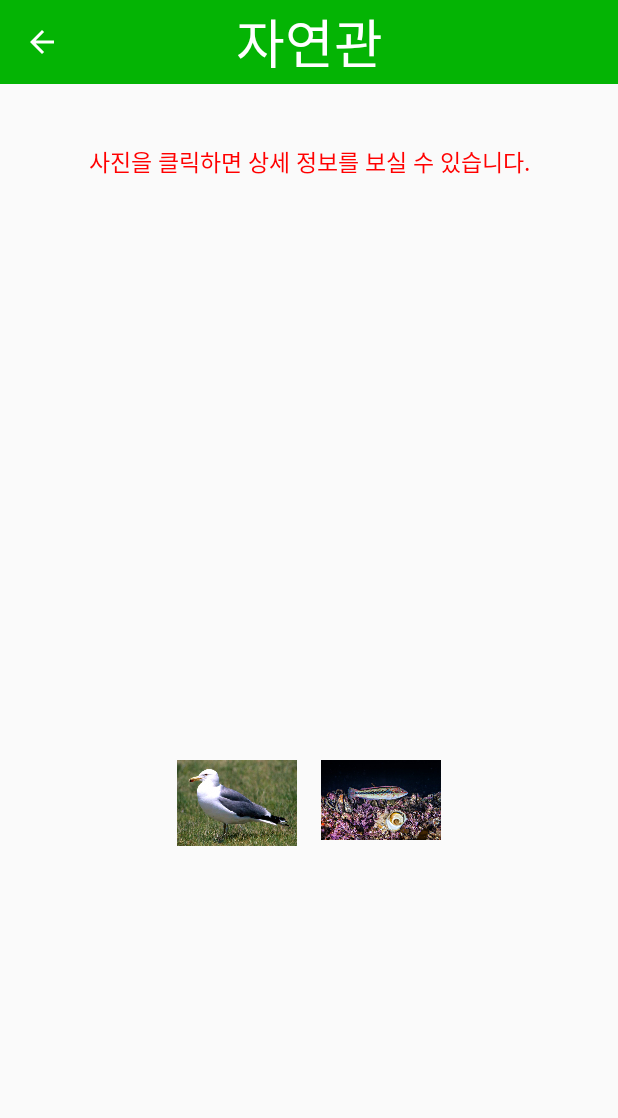
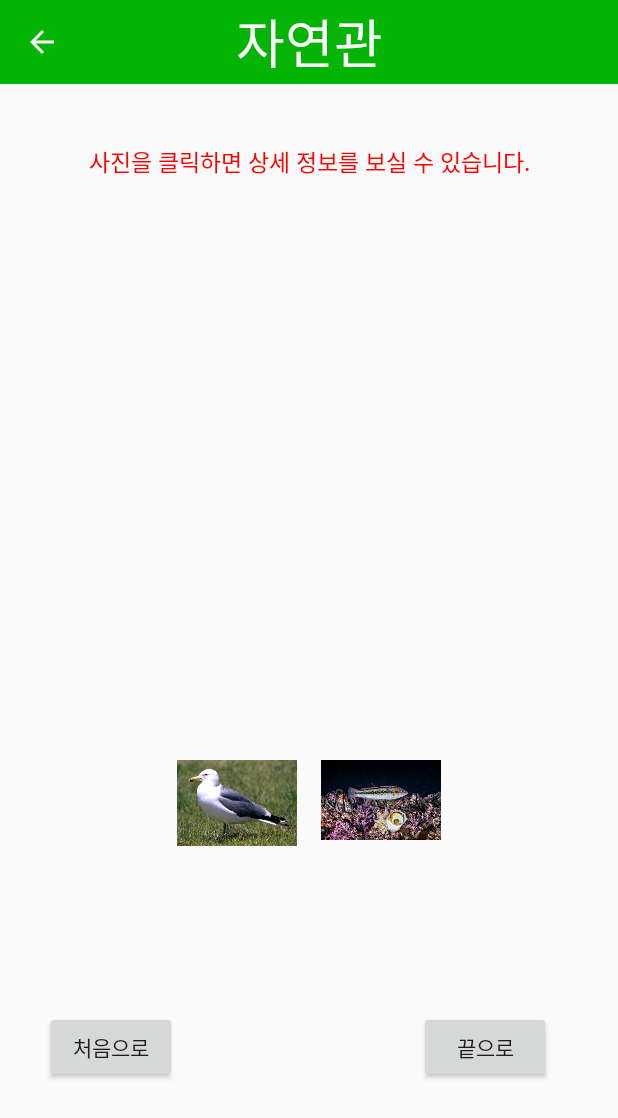
Before and after one commit to JackAhn/AllNewDokdo, an Android app: the NatureActivity screen opened directly, with no data from a screen before it, on a phone screen of 412 x 824 dp. Shown: the top 1118 px of the screen. Run offline under Robolectric (Android 15) with nearby library versions, the phone set to English and light mode, and no system bars.

Commit message:
Modify nature

```diff
--- a/app/src/main/res/layout/activity_nature.xml
+++ b/app/src/main/res/layout/activity_nature.xml
@@ -85,4 +85,33 @@
         app:layout_constraintStart_toStartOf="parent"
         app:layout_constraintTop_toBottomOf="@+id/natureBigimg" />
 
+    <Button
+        android:id="@+id/beforebtn"
+        android:layout_width="wrap_content"
+        android:layout_height="wrap_content"
+        android:layout_marginStart="30dp"
+        android:layout_marginTop="8dp"
+        android:layout_marginBottom="8dp"
+        android:text="처음으로"
+        android:onClick="onClickBefore"
+        app:layout_constraintBottom_toBottomOf="parent"
+        app:layout_constraintStart_toStartOf="parent"
+        app:layout_constraintTop_toBottomOf="@+id/natureRecycle" />
+
+    <Button
+        android:id="@+id/lastbtn"
+        android:layout_width="wrap_content"
+        android:layout_height="wrap_content"
+        android:layout_marginStart="30dp"
+        android:layout_marginTop="8dp"
+        android:layout_marginEnd="30dp"
+        android:layout_marginBottom="8dp"
+        android:text="끝으로"
+        android:onClick="onClickLast"
+        app:layout_constraintBottom_toBottomOf="parent"
+        app:layout_constraintEnd_toEndOf="parent"
+        app:layout_constraintHorizontal_bias="0.9"
+        app:layout_constraintStart_toEndOf="@+id/beforebtn"
+        app:layout_constraintTop_toBottomOf="@+id/natureRecycle" />
+
 </android.support.constraint.ConstraintLayout>
```
Also changed, not shown: app/src/main/java/kr/hs/dgsw/allnewdokdo/NatureActivity.java (+32 -0 lines), app/src/main/res/values/infor_combo.xml (added, +7 -0 lines).
